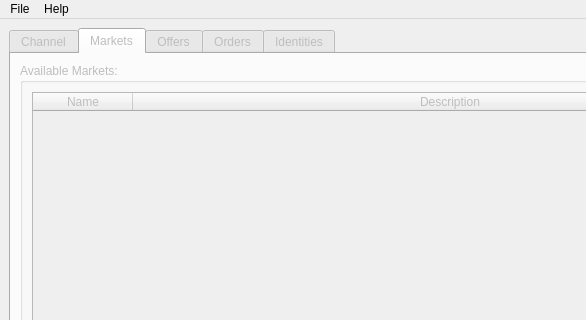
Qt form qtui/metamarket_qt.ui (metamarcdw/metamarket) before a commit; both pictures show x 0 to 586 and y 0 to 320 of the 800 by 557 pixel window.
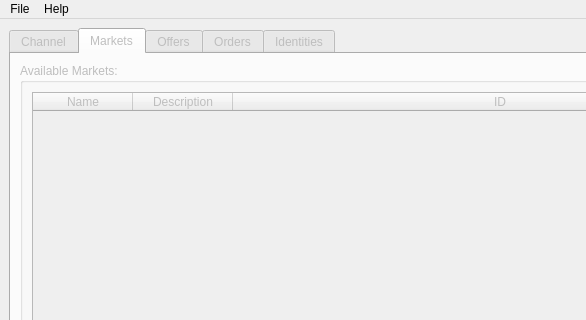
The same form after that commit. The open tabs and pages were chosen to show the change.

Commit message: Add 'ID' header to Market tab

```diff
--- a/qtui/metamarket_qt.ui
+++ b/qtui/metamarket_qt.ui
@@ -149,6 +149,11 @@
                  <string>Description</string>
                 </property>
                </column>
+               <column>
+                <property name="text">
+                 <string>ID</string>
+                </property>
+               </column>
               </widget>
              </item>
              <item>
```
The commit also changes 2 other files.
